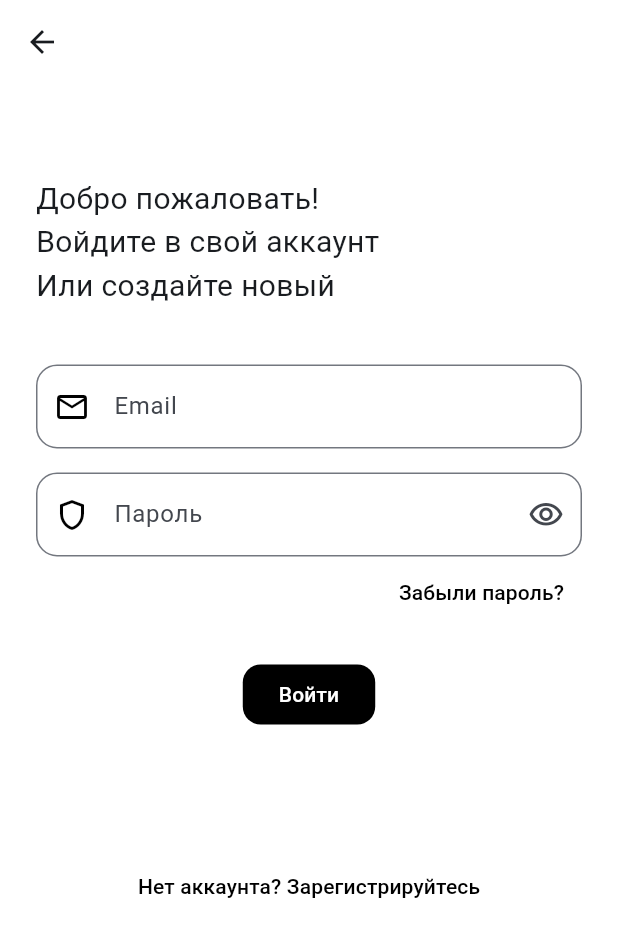
After one commit to mikhail-kovalev/cross-platform-frameworks-topic-11, a Flutter app: the screen it shows after launch, after a tap on the "person outline" icon, on a phone screen of 412 x 824 dp. The commit adds this screen. Shown: the top 937 px of the screen. Run offline on Flutter 3.47's test engine with Material 3 defaults, Android fonts, the phone set to English and light mode, and no system bars.

Commit message:
Практическая работа 5 — формы и валидация

```diff
--- a/lib/main.dart
+++ b/lib/main.dart
@@ -1,4 +1,8 @@
 import 'package:flutter/material.dart';
+
+import 'models/local_account.dart';
+import 'pages/login_page.dart';
+import 'pages/profile_page.dart';
 
 void main() {
   runApp(const ElectronicDevicesApp());
@@ -15,6 +19,18 @@ class ElectronicDevicesApp extends StatelessWidget {
       theme: ThemeData(
         colorScheme: ColorScheme.fromSeed(seedColor: Colors.blue),
         scaffoldBackgroundColor: Colors.white,
+        filledButtonTheme: FilledButtonThemeData(
+          style: FilledButton.styleFrom(
+            backgroundColor: Colors.black,
+            foregroundColor: Colors.white,
+            shape: RoundedRectangleBorder(
+              borderRadius: BorderRadius.circular(12),
+            ),
+          ),
+        ),
+        textButtonTheme: TextButtonThemeData(
+          style: TextButton.styleFrom(foregroundColor: Colors.black),
+        ),
         useMaterial3: true,
       ),
       home: const ElectronicDevicesPage(),
@@ -22,7 +38,7 @@ class ElectronicDevicesApp extends StatelessWidget {
   }
 }
 
-class ElectronicDevicesPage extends StatelessWidget {
+class ElectronicDevicesPage extends StatefulWidget {
   const ElectronicDevicesPage({super.key});
 
   static const List<DeviceItem> devices = [
@@ -63,6 +79,24 @@ class ElectronicDevicesPage extends StatelessWidget {
     ),
   ];
 
+  @override
+  State<ElectronicDevicesPage> createState() => _ElectronicDevicesPageState();
+}
+
+class _ElectronicDevicesPageState extends State<ElectronicDevicesPage> {
+  final _account = LocalAccount();
+  List<DeviceItem> get devices => ElectronicDevicesPage.devices;
+
+  void _openAccount() {
+    Navigator.of(context).push(
+      MaterialPageRoute<void>(
+        builder: (_) => _account.signedIn
+            ? ProfilePage(account: _account)
+            : LoginPage(account: _account),
+      ),
+    );
+  }
+
   void _showDeviceMessage(BuildContext context, DeviceItem device) {
     final messenger = ScaffoldMessenger.of(context);
     messenger.hideCurrentSnackBar();
@@ -82,6 +116,13 @@ class ElectronicDevicesPage extends StatelessWidget {
         backgroundColor: Colors.blue.shade700,
         foregroundColor: Colors.white,
         centerTitle: true,
+        actions: [
+          IconButton(
+            onPressed: _openAccount,
+            tooltip: 'Личный кабинет',
+            icon: const Icon(Icons.person_outline),
+          ),
+        ],
         title: const Text(
           'ЭЛЕКТРОННЫЕ УСТРОЙСТВА',
           style: TextStyle(fontFamily: 'DeviceDisplay'),
--- /dev/null
+++ b/lib/models/local_account.dart
@@ -0,0 +1,27 @@
+class LocalAccount {
+  String name = '';
+  String email = '';
+  String _password = '';
+  bool signedIn = false;
+
+  bool get registered => email.isNotEmpty;
+
+  void register(String fullName, String address, String password) {
+    name = fullName.trim();
+    email = address.trim();
+    _password = password;
+    signedIn = true;
+  }
+
+  bool signIn(String address, String password) {
+    signedIn =
+        registered &&
+        email.toLowerCase() == address.trim().toLowerCase() &&
+        _password == password;
+    return signedIn;
+  }
+
+  void update(String fullName, String address, String password) {
+    register(fullName, address, password);
+  }
+}
--- /dev/null
+++ b/lib/pages/login_page.dart
@@ -0,0 +1,134 @@
+import 'package:flutter/material.dart';
+
+import '../models/local_account.dart';
+import '../widgets/text_field.dart';
+import 'profile_page.dart';
+import 'register_page.dart';
+
+class LoginPage extends StatefulWidget {
+  const LoginPage({super.key, required this.account});
+
+  final LocalAccount account;
+
+  @override
+  State<LoginPage> createState() => _LoginPageState();
+}
+
+class _LoginPageState extends State<LoginPage> {
+  final _formKey = GlobalKey<FormState>();
+  final _email = TextEditingController();
+  final _password = TextEditingController();
+
+  @override
+  void dispose() {
+    _email.dispose();
+    _password.dispose();
+    super.dispose();
+  }
+
+  void _submit() {
+    if (!(_formKey.currentState?.validate() ?? false)) return;
+    FocusScope.of(context).unfocus();
+    if (!widget.account.signIn(_email.text, _password.text)) {
+      ScaffoldMessenger.of(context).showSnackBar(
+        SnackBar(
+          content: Text(
+            widget.account.registered
+                ? 'Неверный email или пароль'
+                : 'Сначала зарегистрируйтесь в приложении',
+          ),
+        ),
+      );
+      return;
+    }
+    Navigator.of(context).pushReplacement(
+      MaterialPageRoute<void>(
+        builder: (_) => ProfilePage(account: widget.account),
+      ),
+    );
+  }
+
+  @override
+  Widget build(BuildContext context) {
+    return Scaffold(
+      appBar: AppBar(
+        backgroundColor: Colors.white,
+        surfaceTintColor: Colors.transparent,
+      ),
+      body: SafeArea(
+        child: Center(
+          child: ConstrainedBox(
+            constraints: const BoxConstraints(maxWidth: 420),
+            child: ListView(
+              padding: const EdgeInsets.all(24),
+              children: [
+                const SizedBox(height: 38),
+                const Text(
+                  'Добро пожаловать!\nВойдите в свой аккаунт\nИли создайте новый',
+                  style: TextStyle(fontSize: 20),
+                ),
+                const SizedBox(height: 38),
+                Form(
+                  key: _formKey,
+                  child: Column(
+                    children: [
+                      CustomTextFormField(
+                        inputType: InputFieldType.email,
+                        controller: _email,
+                        labelText: 'Email',
+                      ),
+                      const SizedBox(height: 16),
+                      CustomTextFormField(
+                        inputType: InputFieldType.password,
+                        controller: _password,
+                        labelText: 'Пароль',
+                        textInputAction: TextInputAction.done,
+                        onSubmitted: _submit,
+                      ),
+                      Align(
+                        alignment: Alignment.centerRight,
+                        child: TextButton(
+                          onPressed: () => showDialog<void>(
+                            context: context,
+                            builder: (context) => AlertDialog(
+                              backgroundColor: Colors.white,
+                              title: const Text('Локальный аккаунт'),
+                              content: const Text(
+                                'Учётные данные хранятся только до закрытия приложения. Можно создать новый аккаунт на экране регистрации.',
+                              ),
+                              actions: [
+                                TextButton(
+                                  onPressed: () => Navigator.pop(context),
+                                  child: const Text('Понятно'),
+                                ),
+                              ],
+                            ),
+                          ),
+                          child: const Text('Забыли пароль?'),
+                        ),
+                      ),
+                      const SizedBox(height: 20),
+                      FilledButton(
+                        onPressed: _submit,
+                        child: const Text('Войти'),
+                      ),
+                    ],
+                  ),
+                ),
+                const SizedBox(height: 80),
+                TextButton(
+                  onPressed: () => Navigator.of(context).pushReplacement(
+                    MaterialPageRoute<void>(
+                      builder: (_) => RegisterPage(account: widget.account),
+                    ),
+                  ),
+                  child: const Text('Нет аккаунта? Зарегистрируйтесь'),
+                ),
+              ],
+            ),
+          ),
+        ),
+      ),
+    );
+  }
+}
--- /dev/null
+++ b/lib/widgets/text_field.dart
@@ -0,0 +1,114 @@
+import 'package:flutter/material.dart';
+
+enum InputFieldType { name, email, password, confirmPassword }
+
+class CustomTextFormField extends StatefulWidget {
+  const CustomTextFormField({
+    super.key,
+    required this.inputType,
+    required this.controller,
+    required this.labelText,
+    this.passwordController,
+    this.textInputAction = TextInputAction.next,
+    this.onSubmitted,
+  });
+
+  final InputFieldType inputType;
+  final TextEditingController controller;
+  final String labelText;
+  final TextEditingController? passwordController;
+  final TextInputAction textInputAction;
+  final VoidCallback? onSubmitted;
+
+  static String? validate(
+    InputFieldType type,
+    String? value, {
+    String? password,
+  }) {
+    if (value == null || value.trim().isEmpty) {
+      return 'Заполните поле';
+    }
+    switch (type) {
+      case InputFieldType.name:
+        if (!RegExp(r'^[A-Za-zА-Яа-яЁё ]+$').hasMatch(value.trim())) {
+          return 'В имени допустимы только буквы и пробелы';
+        }
+      case InputFieldType.email:
+        if (!RegExp(r'^[^\s@]+@[^\s@.]+(?:\.[^\s@.]+)+$')
+            .hasMatch(value.trim())) {
+          return 'Введите email в формате name@example.ru';
+        }
+      case InputFieldType.password:
+        if (!RegExp(r'^(?=.*[A-Za-zА-Яа-яЁё])(?=.*[0-9])(?=.*[+_-])\S{6,}$')
+            .hasMatch(value)) {
+          return 'Не менее 6 символов: буквы, цифры и +, _ или -';
+        }
+      case InputFieldType.confirmPassword:
+        if (value != password) return 'Пароли не совпадают';
+    }
+    return null;
+  }
+
+  @override
+  State<CustomTextFormField> createState() => _CustomTextFormFieldState();
+}
+
+class _CustomTextFormFieldState extends State<CustomTextFormField> {
+  bool _hidePassword = true;
+
+  @override
+  Widget build(BuildContext context) {
+    final isPassword =
+        widget.inputType == InputFieldType.password ||
+        widget.inputType == InputFieldType.confirmPassword;
+    final icon = switch (widget.inputType) {
+      InputFieldType.name => Icons.person_outline,
+      InputFieldType.email => Icons.mail_outline,
+      _ => Icons.shield_outlined,
+    };
+    return TextFormField(
+      controller: widget.controller,
+      obscureText: isPassword && _hidePassword,
+      autocorrect: !isPassword,
+      enableSuggestions: !isPassword,
+      keyboardType: widget.inputType == InputFieldType.email
+          ? TextInputType.emailAddress
+          : TextInputType.text,
+      textInputAction: widget.textInputAction,
+      onEditingComplete: () {},
+      onFieldSubmitted: (_) {
+        if (widget.onSubmitted != null) {
+          widget.onSubmitted!();
+        } else {
+          FocusScope.of(context).nextFocus();
+        }
+      },
+      decoration: InputDecoration(
+        labelText: widget.labelText,
+        prefixIcon: Icon(icon, color: Colors.black),
+        suffixIcon: isPassword
+            ? ExcludeFocus(
+                child: IconButton(
+                  tooltip: _hidePassword ? 'Показать пароль' : 'Скрыть пароль',
+                  onPressed: () =>
+                      setState(() => _hidePassword = !_hidePassword),
+                  icon: Icon(
+                    _hidePassword
+                        ? Icons.visibility_outlined
+                        : Icons.visibility_off_outlined,
+                  ),
+                ),
+              )
+            : null,
+        filled: false,
+        errorMaxLines: 2,
+        border: OutlineInputBorder(borderRadius: BorderRadius.circular(14)),
+      ),
+      validator: (value) => CustomTextFormField.validate(
+        widget.inputType,
+        value,
+        password: widget.passwordController?.text,
+      ),
+    );
+  }
+}
```
Also changed, not shown: lib/pages/profile_page.dart (added, +117 -0 lines), lib/pages/register_page.dart (added, +117 -0 lines), 2 other files.
